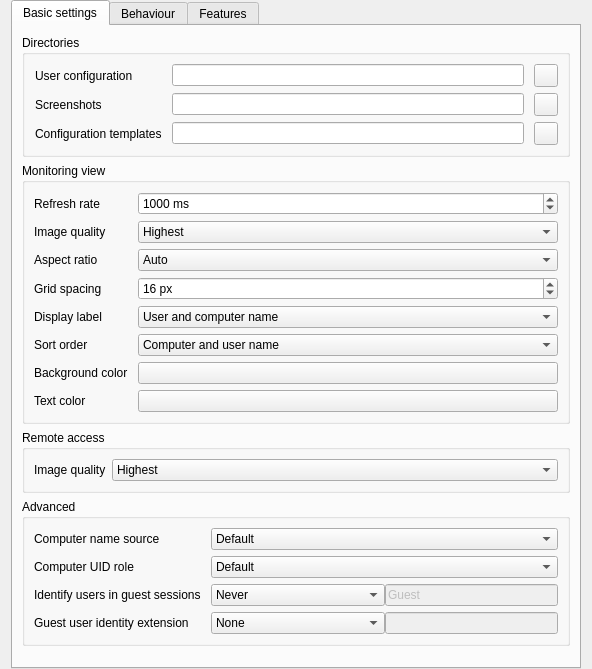
This is configurator/src/MasterConfigurationPage.ui in pioug43/veyon as Qt 5 draws it before an edit. The edited form follows.
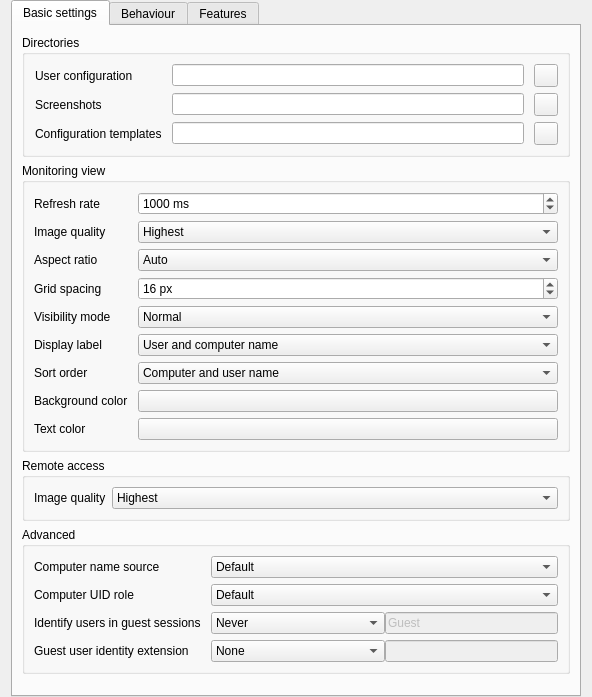
This is the edited form. Icons and pictures are not drawn.

Commit message: MasterConfigurationPage: add computer monitoring visibility mode combobox

Patch:
```diff
--- a/configurator/src/MasterConfigurationPage.ui
+++ b/configurator/src/MasterConfigurationPage.ui
@@ -97,7 +97,7 @@
           <property name="horizontalSpacing">
            <number>10</number>
           </property>
-          <item row="9" column="1">
+          <item row="10" column="1">
            <widget class="QPushButton" name="computerMonitoringBackgroundColor"/>
           </item>
           <item row="0" column="0">
@@ -107,7 +107,7 @@
             </property>
            </widget>
           </item>
-          <item row="7" column="1">
+          <item row="8" column="1">
            <widget class="QComboBox" name="computerMonitoringSortOrder">
             <item>
              <property name="text">
@@ -131,7 +131,7 @@
             </item>
            </widget>
           </item>
-          <item row="10" column="1">
+          <item row="11" column="1">
            <widget class="QPushButton" name="computerMonitoringTextColor"/>
           </item>
           <item row="5" column="1">
@@ -153,6 +153,13 @@
             </property>
            </widget>
           </item>
+          <item row="7" column="0">
+           <widget class="QLabel" name="label_8">
+            <property name="text">
+             <string>Display label</string>
+            </property>
+           </widget>
+          </item>
           <item row="0" column="1">
            <widget class="QSpinBox" name="computerMonitoringUpdateInterval">
             <property name="suffix">
@@ -179,7 +186,7 @@
             </property>
            </widget>
           </item>
-          <item row="10" column="0">
+          <item row="11" column="0">
            <widget class="QLabel" name="label_9">
             <property name="text">
              <string>Text color</string>
@@ -215,20 +222,39 @@
             </item>
            </widget>
           </item>
-          <item row="9" column="0">
+          <item row="10" column="0">
            <widget class="QLabel" name="label_6">
             <property name="text">
              <string>Background color</string>
             </property>
            </widget>
           </item>
-          <item row="7" column="0">
+          <item row="8" column="0">
            <widget class="QLabel" name="label_10">
             <property name="text">
              <string>Sort order</string>
             </property>
            </widget>
           </item>
+          <item row="7" column="1">
+           <widget class="QComboBox" name="computerDisplayRoleContent">
+            <item>
+             <property name="text">
+              <string>User and computer name</string>
+             </property>
+            </item>
+            <item>
+             <property name="text">
+              <string>Only user name</string>
+             </property>
+            </item>
+            <item>
+             <property name="text">
+              <string>Only computer name</string>
+             </property>
+            </item>
+           </widget>
+          </item>
           <item row="5" column="0">
            <widget class="QLabel" name="label_11">
             <property name="text">
@@ -273,17 +299,17 @@
            </widget>
           </item>
           <item row="6" column="0">
-           <widget class="QLabel" name="label_8">
+           <widget class="QLabel" name="label_16">
             <property name="text">
-             <string>Display label</string>
+             <string>Visibility mode</string>
             </property>
            </widget>
           </item>
           <item row="6" column="1">
-           <widget class="QComboBox" name="computerDisplayRoleContent">
+           <widget class="QComboBox" name="computerMonitoringVisibilityMode">
             <item>
              <property name="text">
-              <string>User and computer name</string>
+              <string>Normal</string>
              </property>
             </item>
             <item>
```
Left out of the diff: 5 changed lines with no effect on the pictures.
